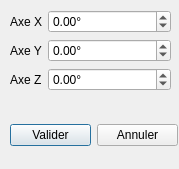
Old version of the form src/rotdialog.ui in the repository JulesTopart/Powd3r.
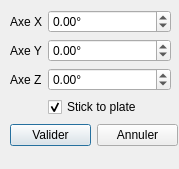
New version of the form.

The edit to the form file:
```diff
--- a/src/rotdialog.ui
+++ b/src/rotdialog.ui
@@ -25,7 +25,7 @@
      <x>10</x>
      <y>10</y>
      <width>161</width>
-     <height>101</height>
+     <height>114</height>
     </rect>
    </property>
    <layout class="QFormLayout" name="formLayout">
@@ -98,6 +98,16 @@
       </property>
      </widget>
     </item>
+    <item row="4" column="1">
+     <widget class="QCheckBox" name="stickOnPlate">
+      <property name="text">
+       <string>Stick to plate</string>
+      </property>
+      <property name="checked">
+       <bool>true</bool>
+      </property>
+     </widget>
+    </item>
    </layout>
   </widget>
   <widget class="QWidget" name="horizontalLayoutWidget">
```
